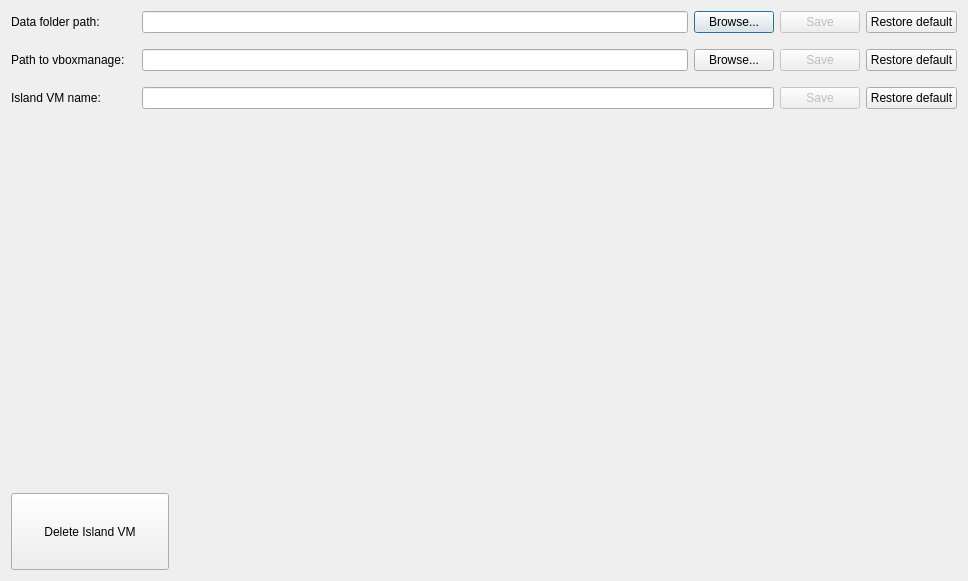
This is island-manager/views/config_form/config_form.ui in viocost/islands as Qt 5 draws it before an edit. The edited form follows.
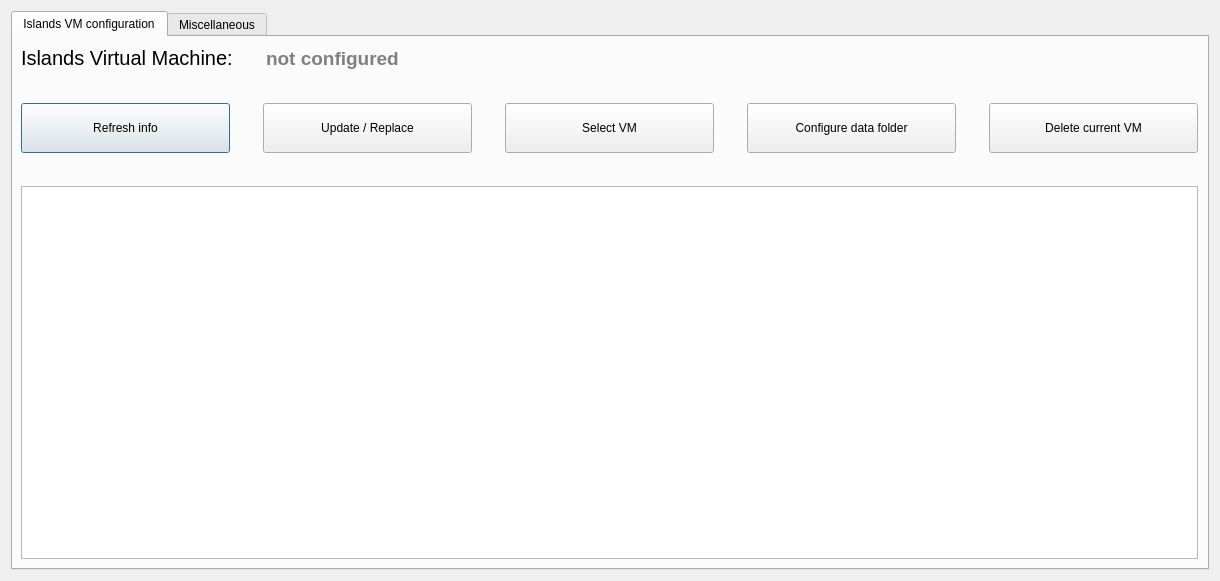
This is the edited form. Icons and pictures are not drawn.

The edit to the form file:
```diff
--- a/island-manager/views/config_form/config_form.ui
+++ b/island-manager/views/config_form/config_form.ui
@@ -6,69 +6,195 @@
    <rect>
     <x>0</x>
     <y>0</y>
-    <width>968</width>
+    <width>1220</width>
     <height>581</height>
    </rect>
   </property>
   <property name="windowTitle">
    <string>Configuration</string>
   </property>
+  <layout class="QVBoxLayout" name="verticalLayout_3">
+   <item>
+    <widget class="QTabWidget" name="tabWidget">
+     <property name="currentIndex">
+      <number>0</number>
+     </property>
+     <widget class="QWidget" name="vm_config">
+      <attribute name="title">
+       <string>Islands VM configuration</string>
+      </attribute>
   <layout class="QVBoxLayout" name="verticalLayout">
+       <property name="spacing">
+        <number>33</number>
+       </property>
+       <property name="leftMargin">
+        <number>8</number>
+       </property>
+       <property name="topMargin">
+        <number>9</number>
+       </property>
    <item>
-    <layout class="QHBoxLayout" name="horizontalLayout_12">
-     <property name="bottomMargin">
-      <number>10</number>
-     </property>
+        <layout class="QHBoxLayout" name="horizontalLayout_2">
+         <item>
+          <widget class="QLabel" name="lbl_vm_status_title">
+           <property name="font">
+            <font>
+             <pointsize>15</pointsize>
+             <weight>50</weight>
+             <bold>false</bold>
+            </font>
+           </property>
+           <property name="text">
+            <string>Islands Virtual Machine:</string>
+           </property>
+          </widget>
+         </item>
      <item>
-      <widget class="QLabel" name="label_2">
+          <widget class="QLabel" name="lbl_vm_name">
+           <property name="font">
+            <font>
+             <pointsize>14</pointsize>
+             <weight>75</weight>
+             <bold>true</bold>
+            </font>
+           </property>
+           <property name="styleSheet">
+            <string notr="true">color: gray</string>
+           </property>
+           <property name="text">
+            <string>not configured</string>
+           </property>
+          </widget>
+         </item>
+         <item>
+          <spacer name="horizontalSpacer">
+           <property name="orientation">
+            <enum>Qt::Horizontal</enum>
+           </property>
+           <property name="sizeHint" stdset="0">
+            <size>
+             <width>40</width>
+             <height>20</height>
+            </size>
+           </property>
+          </spacer>
+         </item>
+        </layout>
+       </item>
+       <item>
+        <layout class="QHBoxLayout" name="horizontalLayout_3">
+         <item>
+          <widget class="QPushButton" name="btn_refresh_info">
        <property name="minimumSize">
         <size>
-         <width>125</width>
-         <height>0</height>
-        </size>
-       </property>
-       <property name="text">
-        <string>Data folder path:</string>
-       </property>
-      </widget>
-     </item>
-     <item>
-      <widget class="QLineEdit" name="dfLineEdit"/>
-     </item>
-     <item>
-      <widget class="QPushButton" name="dfSelectPath">
+             <width>0</width>
+             <height>50</height>
+            </size>
+           </property>
+           <property name="styleSheet">
+            <string notr="true">width: 150px; height: 20px;</string>
+           </property>
        <property name="text">
-        <string>Browse...</string>
-       </property>
-      </widget>
-     </item>
-     <item>
-      <widget class="QPushButton" name="dfSave">
-       <property name="enabled">
-        <bool>false</bool>
-       </property>
-       <property name="text">
-        <string>Save</string>
-       </property>
+            <string>Refresh info</string>
+           </property>
        <property name="icon">
-        <iconset>
-         <normaloff>:/images/yes</normaloff>:/images/yes</iconset>
-       </property>
-      </widget>
-     </item>
-     <item>
-      <widget class="QPushButton" name="dfDefault">
-       <property name="text">
-        <string>Restore default</string>
-       </property>
-       <property name="icon">
-        <iconset>
+            <iconset resource="../../resources/resources.qrc">
          <normaloff>:/images/reload</normaloff>:/images/reload</iconset>
        </property>
       </widget>
      </item>
-    </layout>
-   </item>
+         <item>
+          <widget class="QPushButton" name="btn_update_vm">
+           <property name="minimumSize">
+            <size>
+             <width>0</width>
+             <height>50</height>
+            </size>
+           </property>
+           <property name="styleSheet">
+            <string notr="true">width: 150px; height: 20px;</string>
+           </property>
+           <property name="text">
+            <string>Update / Replace</string>
+           </property>
+           <property name="icon">
+            <iconset resource="../../resources/resources.qrc">
+             <normaloff>:/images/gear</normaloff>:/images/gear</iconset>
+           </property>
+          </widget>
+         </item>
+         <item>
+          <widget class="QPushButton" name="btn_select_vm">
+           <property name="minimumSize">
+            <size>
+             <width>0</width>
+             <height>50</height>
+            </size>
+           </property>
+           <property name="styleSheet">
+            <string notr="true">width: 150px; height: 20px;</string>
+           </property>
+           <property name="text">
+            <string>Select VM</string>
+           </property>
+           <property name="icon">
+            <iconset resource="../../resources/resources.qrc">
+             <normaloff>:/images/search</normaloff>:/images/search</iconset>
+           </property>
+          </widget>
+         </item>
+         <item>
+          <widget class="QPushButton" name="btn_configure_data">
+           <property name="minimumSize">
+            <size>
+             <width>0</width>
+             <height>50</height>
+            </size>
+           </property>
+           <property name="styleSheet">
+            <string notr="true">width: 150px; height: 20px;</string>
+           </property>
+           <property name="text">
+            <string>Configure data folder</string>
+           </property>
+           <property name="icon">
+            <iconset resource="../../resources/resources.qrc">
+             <normaloff>:/images/import</normaloff>:/images/import</iconset>
+           </property>
+          </widget>
+         </item>
+         <item>
+          <widget class="QPushButton" name="btn_del_vm">
+           <property name="minimumSize">
+            <size>
+             <width>0</width>
+             <height>50</height>
+            </size>
+           </property>
+           <property name="styleSheet">
+            <string notr="true">width: 150px; height: 20px;</string>
+           </property>
+           <property name="text">
+            <string>Delete current VM</string>
+           </property>
+           <property name="icon">
+            <iconset resource="../../resources/resources.qrc">
+             <normaloff>:/images/no</normaloff>:/images/no</iconset>
+           </property>
+          </widget>
+         </item>
+        </layout>
+       </item>
+       <item>
+        <widget class="QTextBrowser" name="vm_info"/>
+       </item>
+      </layout>
+     </widget>
+     <widget class="QWidget" name="misc">
+      <attribute name="title">
+       <string>Miscellaneous</string>
+      </attribute>
+      <layout class="QVBoxLayout" name="verticalLayout_2">
    <item>
     <layout class="QHBoxLayout" name="horizontalLayout_11">
      <property name="bottomMargin">
@@ -132,111 +258,23 @@
     </layout>
    </item>
    <item>
-    <layout class="QHBoxLayout" name="horizontalLayout_10">
-     <property name="bottomMargin">
-      <number>10</number>
-     </property>
-     <item>
-      <widget class="QLabel" name="vMnameLabel">
-       <property name="minimumSize">
-        <size>
-         <width>125</width>
-         <height>0</height>
-        </size>
-       </property>
-       <property name="text">
-        <string>Island VM name:</string>
-       </property>
-      </widget>
-     </item>
-     <item>
-      <widget class="QLineEdit" name="vmnameLineEdit">
-       <property name="minimumSize">
-        <size>
-         <width>300</width>
-         <height>0</height>
-        </size>
-       </property>
-      </widget>
-     </item>
-     <item>
-      <widget class="QPushButton" name="vmnameSave">
-       <property name="enabled">
-        <bool>false</bool>
-       </property>
-       <property name="text">
-        <string>Save</string>
-       </property>
-       <property name="icon">
-        <iconset>
-         <normaloff>:/images/yes</normaloff>:/images/yes</iconset>
-       </property>
-      </widget>
-     </item>
-     <item>
-      <widget class="QPushButton" name="vmnameDefault">
-       <property name="text">
-        <string>Restore default</string>
-       </property>
-       <property name="icon">
-        <iconset>
-         <normaloff>:/images/reload</normaloff>:/images/reload</iconset>
-       </property>
-      </widget>
-     </item>
-    </layout>
-   </item>
-   <item>
-    <spacer name="verticalSpacer_3">
+        <spacer name="verticalSpacer">
      <property name="orientation">
       <enum>Qt::Vertical</enum>
      </property>
      <property name="sizeHint" stdset="0">
       <size>
        <width>20</width>
-       <height>379</height>
+           <height>40</height>
       </size>
      </property>
     </spacer>
    </item>
-   <item>
-    <layout class="QHBoxLayout" name="horizontalLayout_14">
-     <item>
-      <widget class="QPushButton" name="deleteIslandButton">
-       <property name="minimumSize">
-        <size>
-         <width>0</width>
-         <height>50</height>
-        </size>
-       </property>
-       <property name="styleSheet">
-        <string notr="true">width: 150px; height: 80px;</string>
-       </property>
-       <property name="text">
-        <string>Delete Island VM</string>
-       </property>
-       <property name="icon">
-        <iconset>
-         <normaloff>:/images/error</normaloff>:/images/error</iconset>
-       </property>
-      </widget>
-     </item>
-     <item>
-      <spacer name="horizontalSpacer_2">
-       <property name="orientation">
-        <enum>Qt::Horizontal</enum>
-       </property>
-       <property name="sizeHint" stdset="0">
-        <size>
-         <width>40</width>
-         <height>20</height>
-        </size>
-       </property>
-      </spacer>
-     </item>
-    </layout>
-   </item>
-  </layout>
+      </layout>
+     </widget>
+    </widget>
+   </item>
+  </layout>
  </widget>
  <resources/>
  <connections/>
```
Left out of the diff: 9 changed lines with no effect on the pictures. Lines whose indentation alone changed are shown as unchanged.
